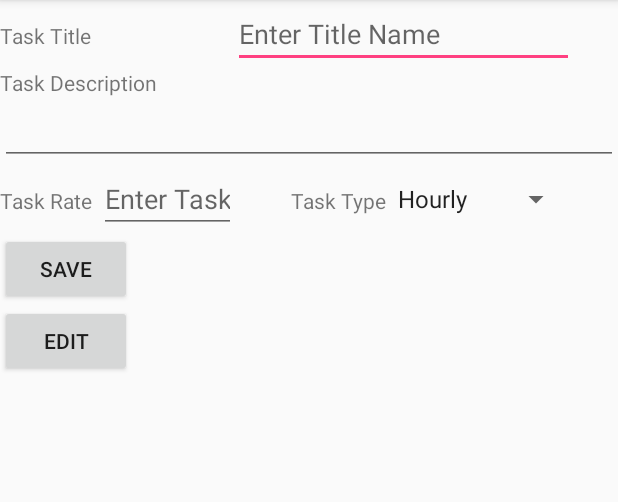
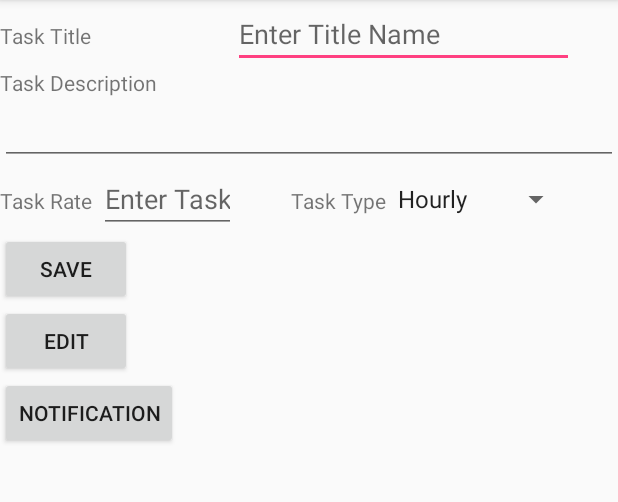
Before and after one commit to ryantancabel/JobTaskRApp, an Android app: the CreateTaskActivity screen opened directly, with no data from a screen before it, on a phone screen of 412 x 824 dp, the part 84-586 px from its top. Run offline under Robolectric (Android 15) with nearby library versions, the phone set to English and light mode, and no system bars; libraries missing offline, so code that uses them is left out: com.parse; 1 statement that could not run was skipped.

Commit message:
Create notification in CreateTaskActivity

```diff
--- a/app/src/main/res/layout/activity_create_task.xml
+++ b/app/src/main/res/layout/activity_create_task.xml
@@ -99,6 +99,12 @@
             android:layout_height="wrap_content"
             android:onClick="Edit_Button_OnClick"
             android:text="@string/edit" />
+        <Button
+            android:id="@+id/bt_notification"
+            android:layout_width="wrap_content"
+            android:layout_height="wrap_content"
+            android:onClick="Notification_OnClick"
+            android:text="@string/notification" />
 
     </LinearLayout>
 
--- a/app/src/main/res/values/strings.xml
+++ b/app/src/main/res/values/strings.xml
@@ -12,6 +12,9 @@
     <string name="taskType">Task Type</string>
     <string name="Category">Task Category</string>
     <string name="taskRate">Task Rate</string>
+    <string name="notification">Notification</string>
+    <string name="default_notification_channel_id">Task accepted!</string>
+    <string name="default_notification_channel_title">Your tasked has been accepted.</string>
     <string-array name="taskTypeArray">
         <item>Hourly</item>
         <item>Daily</item>
```
Also changed, not shown: app/src/main/java/ict376/murdoch/edu/au/jobtaskrapp/CreateTaskActivity.java (+69 -0 lines), app/src/main/res/drawable/ic_sms_notification.xml (added, +9 -0 lines).
